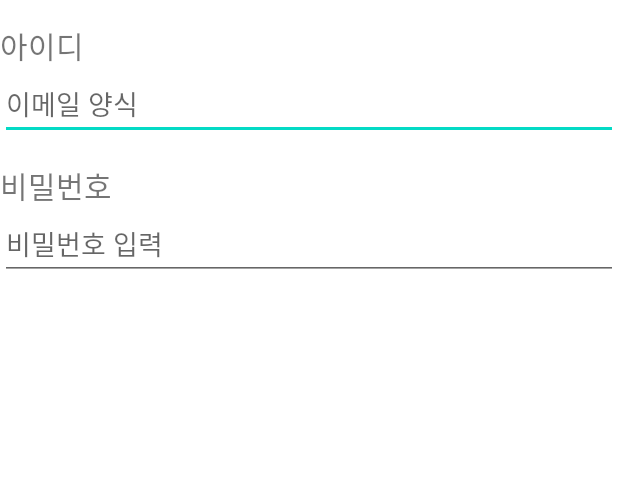
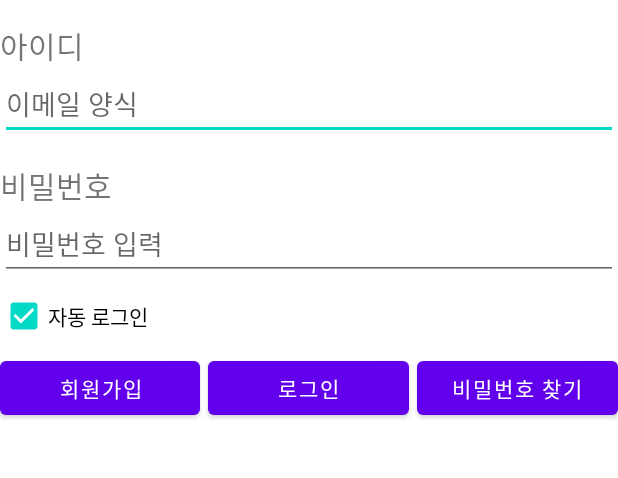
Before and after one commit to cdi122/LoginUITest, an Android app: the screen it shows after launch (MainActivity), on a phone screen of 412 x 824 dp, the part 309-787 px from its top. Run offline under Robolectric (Android 15) with nearby library versions, the phone set to English and light mode, and no system bars.

Commit message:
버튼들 배치(체크박스 포함)

```diff
--- a/app/src/main/res/layout/activity_main.xml
+++ b/app/src/main/res/layout/activity_main.xml
@@ -46,6 +46,39 @@
         android:layout_height="wrap_content"
         android:hint="비밀번호 입력"
         android:inputType="textPassword"/>
+    <CheckBox
+        android:layout_width="wrap_content"
+        android:layout_height="wrap_content"
+        android:text="자동 로그인"
+        android:checked="true"/>
+
+    <LinearLayout
+        android:layout_width="match_parent"
+        android:layout_height="wrap_content"
+        android:orientation="horizontal">
+
+        <Button
+            android:layout_width="0dp"
+            android:layout_height="wrap_content"
+            android:layout_weight="1"
+            android:text="회원가입"/>
+
+        <Button
+            android:layout_width="0dp"
+            android:layout_marginLeft="5dp"
+            android:layout_height="wrap_content"
+            android:layout_weight="1"
+            android:text="로그인"/>
+
+        <Button
+            android:layout_width="0dp"
+            android:layout_marginLeft="5dp"
+            android:layout_height="wrap_content"
+            android:layout_weight="1"
+            android:text="비밀번호 찾기"/>
+
+
+    </LinearLayout>
 
 
 </LinearLayout>
```
